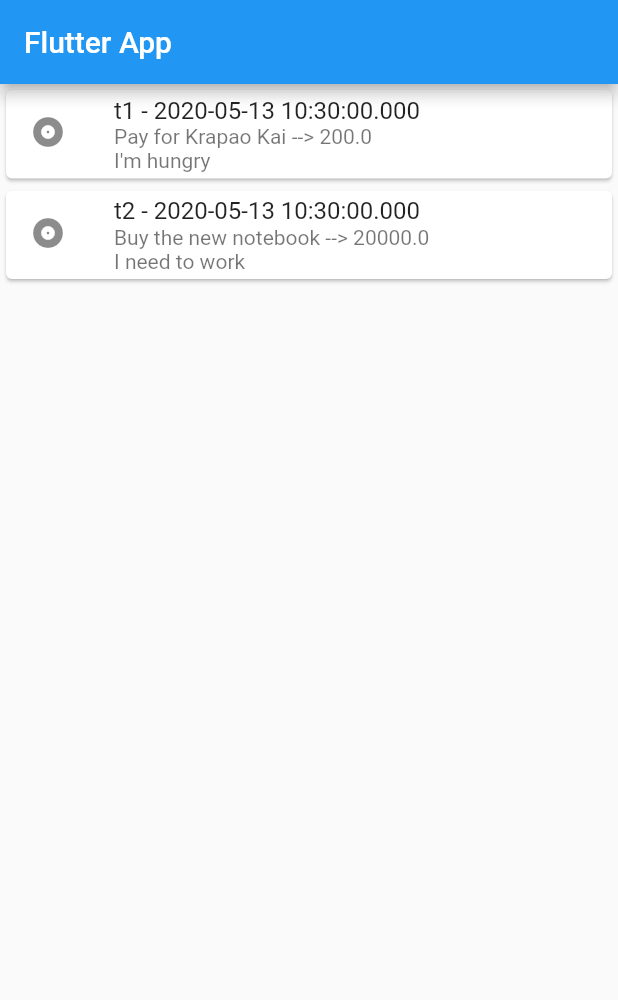
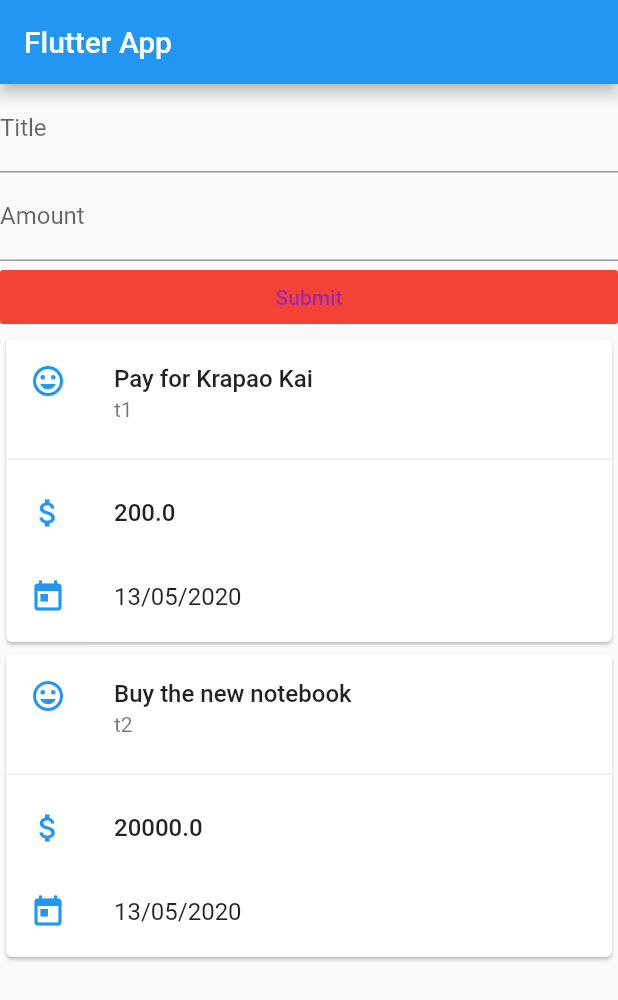
Before and after one commit to osamagotji/flutter-training-lab, a Flutter app: the screen it shows after launch, on a phone screen of 412 x 824 dp. Shown: the top 1000 px of the screen. Run offline on Flutter 3.47's test engine with Material 2 defaults, Android fonts, the phone set to English and light mode, and no system bars.

Commit message:
Finish transaction app (but my own design uncompleted yet)

```diff
--- a/lib/main.dart
+++ b/lib/main.dart
@@ -1,58 +1,23 @@
 import 'package:flutter/material.dart';
-import 'transaction.dart';
+import './widgets/user_transaction.dart';
 
 void main() => runApp(MyApp());
 
 class MyApp extends StatelessWidget {
   Widget build(BuildContext context) {
-    return MaterialApp(
-      title: "Flutter App",
-      home: MyHomePage(),
-    );
+    return MaterialApp(title: 'Flutter App', home: MyHomePage());
   }
 }
 
 class MyHomePage extends StatelessWidget {
-  final List<Transaction> transactions = [
-    Transaction(
-        id: 't1',
-        title: 'Pay for Krapao Kai',
-        amount: 200,
-        date: DateTime.now(),
-        reason: 'I\'m hungry'),
-
-    Transaction(
-        id: 't2',
-        title: 'Buy the new notebook',
-        amount: 20000,
-        date: DateTime.now(),
-        reason: 'I need to work'),
-  ];
-
   Widget build(BuildContext context) {
     return Scaffold(
       appBar: AppBar(
-        title: Text("Flutter App"),
+        title: Text('Flutter App'),
       ),
-      body: Column(
-          mainAxisAlignment: MainAxisAlignment.start,
-          // mainAxisSize: MainAxisSize.max,
-          // mainAxisSize: MainAxisSize.min,
-          crossAxisAlignment: CrossAxisAlignment.stretch,
-          children: transactions.map((tx) {
-            return Card(
-              child: Column(
-                mainAxisSize: MainAxisSize.min,
-                children: <Widget>[
-                  ListTile(
-                    leading: Icon(Icons.album),
-                    title: Text('${tx.id} - ${tx.date.toString()}'),
-                    subtitle: Text('${tx.title} --> ${tx.amount.toString()}\n${tx.reason}'),
-                  ),
-                ],
-              ),
-            );
-          }).toList()),
+      body: SingleChildScrollView(
+        child: UserTransactions(),
+      ),
     );
   }
 }
--- /dev/null
+++ b/lib/main_learning2-uncomplete.dart
@@ -0,0 +1,135 @@
+import 'package:flutter/material.dart';
+import 'transaction.dart';
+import 'package:intl/intl.dart';
+
+void main() => runApp(MyApp());
+
+class MyApp extends StatelessWidget {
+  List<Transaction> transactions = [
+    Transaction(
+        id: 't1',
+        title: 'Pay for Krapao Kai',
+        amount: 200,
+        date: DateTime.now(),
+        reason: 'I\'m hungry'),
+    Transaction(
+        id: 't2',
+        title: 'Buy the new notebook',
+        amount: 20000,
+        date: DateTime.now(),
+        reason: 'I need to work'),
+  ];
+
+  Widget build(BuildContext context) {
+    return MaterialApp(
+      title: "Flutter App",
+      home: MyHomePage(transactions),
+    );
+  }
+}
+
+class MyHomePage extends StatelessWidget {
+
+  // Property
+  final List<Transaction> transactions;
+  // List<Transaction> transactions = [this.transactions];
+
+  // Constructor
+  MyHomePage(this.transactions);
+
+  // Method for slow alert dialog
+  showAlertDialog(BuildContext context, String title, String text) {
+    // set up the button
+    Widget okButton = FlatButton(
+      child: Text("OK"),
+      onPressed: () {
+        Navigator.pop(context);
+      },
+    );
+
+    // set up the AlertDialog
+    AlertDialog alert = AlertDialog(
+      title: Text(title),
+      content: Text(text),
+      actions: [
+        okButton,
+      ],
+    );
+
+    // show the dialog
+    showDialog(
+      context: context,
+      builder: (BuildContext context) {
+        return alert;
+      },
+    );
+  }
+
+  Widget build(BuildContext context) {
+    var titleController = TextEditingController();
+    var amountController = TextEditingController();
+    return Scaffold(
+      appBar: AppBar(
+        title: Text("Flutter App"),
+      ),
+      body: SingleChildScrollView(
+          child: Column(
+              mainAxisAlignment: MainAxisAlignment.start,
+              crossAxisAlignment: CrossAxisAlignment.stretch,
+              children: [
+            TextField(
+              decoration: InputDecoration(labelText: 'Title'),
+              controller: titleController,
+              // inputFormatters: ,
+            ),
+            TextField(
+              decoration: InputDecoration(labelText: 'Amount'),
+              controller: amountController,
+            ),
+            MaterialButton(
+              onPressed: () {
+                var inputTitle = titleController.text;
+                var inputAmount = amountController.text;
+
+                print('Button clicked');
+                print('Input title = $inputTitle');
+                print('Input amount = $inputAmount');
+
+                // Alert only one at a time
+                if (inputTitle.length == 0)
+                  showAlertDialog(context, 'Error', 'Input title is empty');
+                else if (inputAmount.length == 0)
+                  showAlertDialog(context, 'Error', 'Input amount is empty');
+                else {
+                  Transaction inputTransaction = Transaction(
+                      id: 'xx',
+                      title: inputTitle,
+                      amount: double.parse(inputAmount),
+                      date: DateTime.now(),
+                      reason: null);
+                  transactions.add(inputTransaction);
+                }
+              },
+              child: Text('Add to the list'),
+              color: Colors.red,
+            ),
+            ...transactions.map((tx) {
+              return Card(
+                child: Column(
+                  mainAxisSize: MainAxisSize.min,
+                  children: <Widget>[
+                    ListTile(
+                      leading: Icon(Icons.album),
+                      title: Text('${tx.id} - ' +
+                          new DateFormat('MMM dd,yyyy').format(tx.date)),
+                      subtitle: Text(
+                          '${tx.title} --> ${tx.amount.toString()}\n${tx.reason}'),
+                    ),
+                  ],
+                ),
+              );
+            }).toList()
+          ])),
+    );
+  }
+}
--- a/lib/transaction.dart
+++ b/lib/models/transaction.dart
@@ -5,12 +5,13 @@ class Transaction {
   final String title;
   final double amount;
   final DateTime date;
-  final String reason;
+  // final String reason;
 
   Transaction(
       {@required this.id,
       @required this.title,
       @required this.amount,
       @required this.date,
-      @required this.reason});
+      // @required this.reason
+      });
 }
--- /dev/null
+++ b/lib/widgets/new_transaction.dart
@@ -0,0 +1,72 @@
+import 'package:flutter/material.dart';
+
+class NewTransaction extends StatelessWidget {
+  final Function addTransaction;
+
+  var titleController = TextEditingController();
+  var amountController = TextEditingController();
+
+  NewTransaction(this.addTransaction);
+
+  Widget build(BuildContext context) {
+    return Column(
+        mainAxisAlignment: MainAxisAlignment.center,
+        crossAxisAlignment: CrossAxisAlignment.stretch,
+        children: [
+          TextField(
+            decoration: InputDecoration(labelText: 'Title'),
+            controller: titleController,
+          ),
+          TextField(
+            decoration: InputDecoration(labelText: 'Amount'),
+            controller: amountController,
+            keyboardType: TextInputType.number,
+          ),
+          FlatButton(
+            child: Text('Submit'),
+            textColor: Colors.purple,
+            color: Colors.red,
+            onPressed: () {
+              print('Click Button');
+              print(titleController.text);
+              print(amountController.text);
+              /*
+
+                */
+              if(titleController.text.length == 0 || amountController.text.length == 0){
+                showAlertDialog(context, "Error", "Please input title and amount!!");
+              }else{
+                addTransaction(titleController.text,amountController.text);
+              }
+            },
+          )
+        ]);
+  }
+
+  showAlertDialog(BuildContext context, String title, String text) {
+    // set up the button
+    Widget okButton = FlatButton(
+      child: Text("OK"),
+      onPressed: () {
+        Navigator.pop(context);
+      },
+    );
+
+    // set up the AlertDialog
+    AlertDialog alert = AlertDialog(
+      title: Text(title),
+      content: Text(text),
+      actions: [
+        okButton,
+      ],
+    );
+
+    // show the dialog
+    showDialog(
+      context: context,
+      builder: (BuildContext context) {
+        return alert;
+      },
+    );
+  }
+}
--- /dev/null
+++ b/lib/widgets/user_transaction.dart
@@ -0,0 +1,77 @@
+import 'package:flutter/material.dart';
+import 'package:intl/intl.dart';
+
+import '../models/transaction.dart';
+import './new_transaction.dart';
+
+/// UserTransactions
+class UserTransactions extends StatefulWidget {
+  _UserTransactionsState createState() => _UserTransactionsState();
+}
+
+class _UserTransactionsState extends State<UserTransactions> {
+  final List<Transaction> _transactions = [
+    Transaction(
+        id: 't1',
+        title: 'Pay for Krapao Kai',
+        amount: 200,
+        date: DateTime.now()),
+    Transaction(
+        id: 't2',
+        title: 'Buy the new notebook',
+        amount: 20000,
+        date: DateTime.now()),
+
+  ];
+
+  void addTransaction(String title, String amount ){
+    setState(() {
+      _transactions.add(Transaction(
+        id: 't-new', title: title, amount: double.parse(amount), date: DateTime.now()));
+    });
+  }
+
+  Widget build(BuildContext context) {
+    return Column(
+      children: [NewTransaction(addTransaction),..._transactions.map((tx) {
+        return _buildCard(tx);
+      }).toList()],
+    );
+  }
+
+  Widget _buildCard(Transaction tx) => SizedBox(
+        height: 210,
+        child: Card(
+          child: Column(
+            children: [
+              ListTile(
+                title: Text(tx.title,
+                    style: TextStyle(fontWeight: FontWeight.w500)),
+                subtitle: Text(tx.id),
+                leading: Icon(
+                  Icons.insert_emoticon,
+                  color: Colors.blue[500],
+                ),
+              ),
+              Divider(),
+              ListTile(
+                title: Text(tx.amount.toString(),
+                    style: TextStyle(fontWeight: FontWeight.w500)),
+                leading: Icon(
+                  Icons.attach_money,
+                  color: Colors.blue[500],
+                ),
+              ),
+              ListTile(
+                title: Text(new DateFormat('dd/MM/yyyy')
+                    .format(tx.date)), // วัน/เดือน/ปี
+                leading: Icon(
+                  Icons.today,
+                  color: Colors.blue[500],
+                ),
+              ),
+            ],
+          ),
+        ),
+      );
+}
--- a/pubspec.yaml
+++ b/pubspec.yaml
@@ -23,6 +23,7 @@ environment:
 dependencies:
   flutter:
     sdk: flutter
+  intl: 0.16.1
 
 
   # The following adds the Cupertino Icons font to your application.
```
Also changed, not shown: pubspec.lock.
